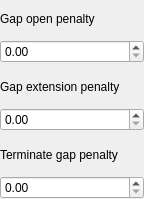
First picture: the form in src/plugins/external_tool_support/src/kalign/pairwise/KalignPairwiseAlignmentOptionsWidget.ui, repository ugeneunipro/ugene, before the edit.
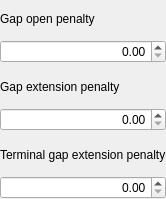
Second picture: the form after the edit.

Diff of the .ui file:
```diff
--- a/src/plugins/external_tool_support/src/kalign/pairwise/KalignPairwiseAlignmentOptionsWidget.ui
+++ b/src/plugins/external_tool_support/src/kalign/pairwise/KalignPairwiseAlignmentOptionsWidget.ui
@@ -6,7 +6,7 @@
    <rect>
     <x>0</x>
     <y>0</y>
-    <width>144</width>
+    <width>165</width>
     <height>199</height>
    </rect>
   </property>
@@ -39,7 +39,11 @@
       </widget>
      </item>
      <item>
-      <widget class="QDoubleSpinBox" name="gapOpen"/>
+      <widget class="QDoubleSpinBox" name="gapOpen">
+       <property name="alignment">
+        <set>Qt::AlignRight|Qt::AlignTrailing|Qt::AlignVCenter</set>
+       </property>
+      </widget>
      </item>
     </layout>
    </item>
@@ -59,7 +63,11 @@
       </widget>
      </item>
      <item>
-      <widget class="QDoubleSpinBox" name="gapExtd"/>
+      <widget class="QDoubleSpinBox" name="gapExtd">
+       <property name="alignment">
+        <set>Qt::AlignRight|Qt::AlignTrailing|Qt::AlignVCenter</set>
+       </property>
+      </widget>
      </item>
     </layout>
    </item>
@@ -74,12 +82,16 @@
      <item>
       <widget class="QLabel" name="gapTermLabel">
        <property name="text">
-        <string>Terminate gap penalty</string>
+        <string>Terminal gap extension penalty</string>
        </property>
       </widget>
      </item>
      <item>
-      <widget class="QDoubleSpinBox" name="gapTerm"/>
+      <widget class="QDoubleSpinBox" name="gapTerm">
+       <property name="alignment">
+        <set>Qt::AlignRight|Qt::AlignTrailing|Qt::AlignVCenter</set>
+       </property>
+      </widget>
      </item>
     </layout>
    </item>
```
Left out of the diff: 4 changed lines with no effect on the pictures.
